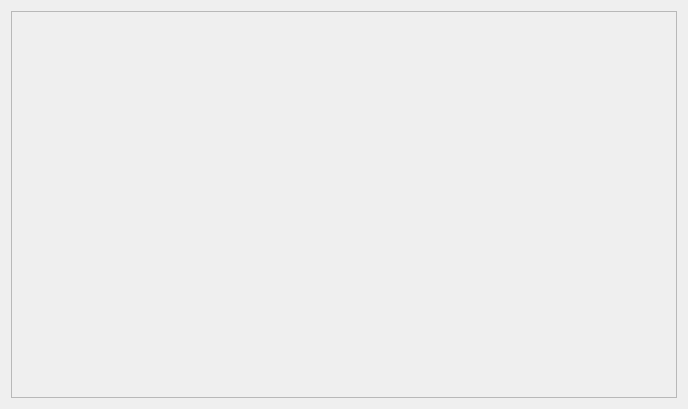
Qt form gcmviz/ImageView.ui (nongeneric/ps3emu) before a commit.
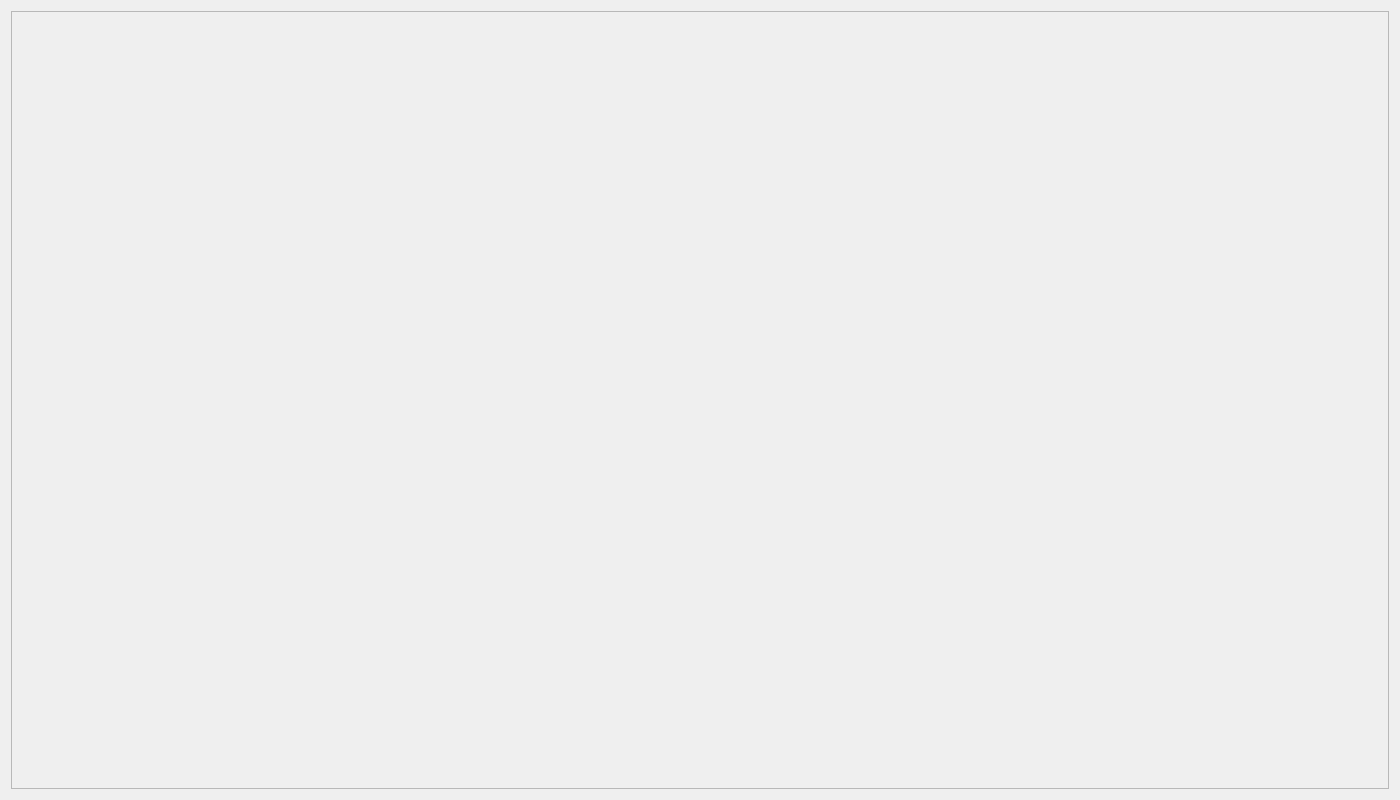
The same form after that commit.

Patch:
```diff
--- a/gcmviz/ImageView.ui
+++ b/gcmviz/ImageView.ui
@@ -6,8 +6,8 @@
    <rect>
     <x>0</x>
     <y>0</y>
-    <width>688</width>
-    <height>409</height>
+    <width>1400</width>
+    <height>800</height>
    </rect>
   </property>
   <property name="windowTitle">
@@ -27,8 +27,8 @@
        <rect>
         <x>0</x>
         <y>0</y>
-        <width>672</width>
-        <height>393</height>
+        <width>1384</width>
+        <height>784</height>
        </rect>
       </property>
       <layout class="QHBoxLayout" name="horizontalLayout">
```
